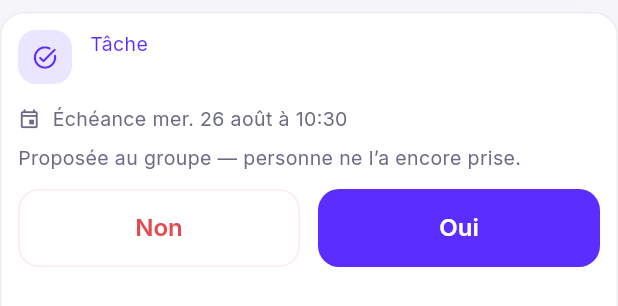
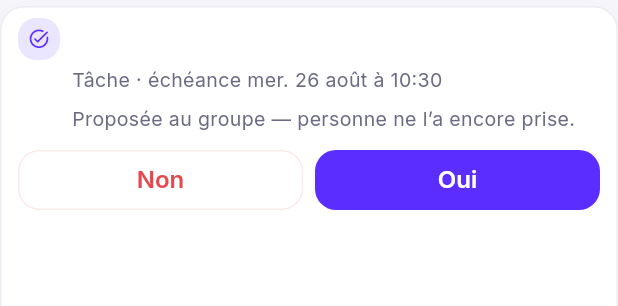
Before and after one commit to aurelienfilleur-a11y/JELVO, a Flutter app: the MessageCardTile widget shown alone on an empty page, opened directly with empty values, on a phone screen of 412 x 824 dp. Shown: the top 306 px of the screen. Run offline on Flutter 3.47's test engine with Material 3 defaults, Android fonts, the phone set to English and light mode, and no system bars; our stand-ins replace flutter_riverpod, go_router, google_fonts, image_picker, qr_flutter, share_plus and 1 more; missing offline and left inert: dart:js_interop, mobile_scanner; accounts and stored records are empty; network calls fail.

Commit message:
Resserre la carte de conversation
Elle reste une ligne du fil, pas un écran. Trois resserrements, aucun
purement cosmétique :

- la nature de l'élément rejoint la ligne de contexte au lieu d'occuper
  sa propre ligne — « Tâche · échéance 04/08 à 18:00 » ;
- les lignes de contexte perdent leur icône : une colonne d'icônes
  coûtait une gouttière entière pour trois mots ;
- les boutons passent à 40 dp, par un `dense` sur `InvitationActions`
  plutôt qu'en redessinant une paire de boutons à côté du design system.

234 → 188 dp, un cinquième de moins, sans qu'aucune information
disparaisse.

Co-Authored-By: Claude Opus 5 <noreply@anthropic.com>
Claude-Session: https://claude.ai/code/session_016z29p5vTQZGgq4kPdV5htu

```diff
--- a/lib/core/widgets/invitation_header.dart
+++ b/lib/core/widgets/invitation_header.dart
@@ -169,6 +169,7 @@ class InvitationActions extends StatelessWidget {
     required this.onRefuser,
     required this.onAccepter,
     this.enCours = false,
+    this.dense = false,
   });
 
   final String refuser;
@@ -177,9 +178,15 @@ class InvitationActions extends StatelessWidget {
   final VoidCallback? onAccepter;
   final bool enCours;
 
+  /// Version resserrée, pour une carte posée dans un fil de conversation :
+  /// la hauteur de plein écran y pèserait plus que l'action ne vaut.
+  final bool dense;
+
   @override
   Widget build(BuildContext context) {
-    return Row(
+    return SizedBox(
+      height: dense ? 40 : null,
+      child: Row(
         children: <Widget>[
           Expanded(
             child: SecondaryButton(
@@ -188,7 +195,7 @@ class InvitationActions extends StatelessWidget {
               onPressed: enCours ? null : onRefuser,
             ),
           ),
-        AppSpacing.hGapMd,
+          dense ? AppSpacing.hGapSm : AppSpacing.hGapMd,
           Expanded(
             child: PrimaryButton(
               label: accepter,
@@ -197,6 +204,7 @@ class InvitationActions extends StatelessWidget {
             ),
           ),
         ],
+      ),
     );
   }
 }
--- a/lib/features/chat/widgets/message_card_tile.dart
+++ b/lib/features/chat/widgets/message_card_tile.dart
@@ -40,10 +40,13 @@ class _MessageCardTileState extends ConsumerState<MessageCardTile> {
     if (carte == null) return const SizedBox.shrink();
 
     return Padding(
-      padding: const EdgeInsets.symmetric(vertical: AppSpacing.sm),
+      padding: const EdgeInsets.symmetric(vertical: AppSpacing.xs),
       child: AppCard(
         onTap: carte.supprimee ? null : _ouvrirLeDetail,
-        padding: const EdgeInsets.all(AppSpacing.md),
+        padding: const EdgeInsets.symmetric(
+          horizontal: AppSpacing.md,
+          vertical: AppSpacing.sm,
+        ),
         child: switch (carte) {
           TaskCard() => _tache(carte),
           EventCardData() => _evenement(carte),
@@ -63,23 +66,22 @@ class _MessageCardTileState extends ConsumerState<MessageCardTile> {
         _Entete(
           icone: Icons.task_alt_rounded,
           couleur: AppColors.primary,
-          libelle: 'Tâche',
           titre: carte.titre,
           barre: carte.supprimee || carte.terminee,
         ),
 
-        if (carte.dueAt != null && !carte.supprimee) ...<Widget>[
-          AppSpacing.gapSm,
-          _Ligne(
-            icone: Icons.event_outlined,
-            texte:
-                'Échéance ${AppDates.shortDate(carte.dueAt!)} à '
+        if (!carte.supprimee) ...<Widget>[
+          AppSpacing.gapXs,
+          _Meta(
+            texte: carte.dueAt == null
+                ? 'Tâche'
+                : 'Tâche · échéance ${AppDates.shortDate(carte.dueAt!)} à '
                       '${AppDates.time(carte.dueAt!)}',
           ),
         ],
 
         if (carte.supprimee) ...<Widget>[
-          AppSpacing.gapSm,
+          AppSpacing.gapXs,
           const _Etat(texte: 'Cette tâche a été supprimée.'),
         ] else if (titulaire != null) ...<Widget>[
           AppSpacing.gapSm,
@@ -88,11 +90,14 @@ class _MessageCardTileState extends ConsumerState<MessageCardTile> {
           // refuse depuis son écran d'attribution : le refus reste visible
           // pour qui l'a confiée, la disparition non.
           if (carte.priseParMoi) ...<Widget>[
-            AppSpacing.gapMd,
-            SecondaryButton(
+            AppSpacing.gapSm,
+            SizedBox(
+              height: 40,
+              child: SecondaryButton(
                 label: 'Me désister',
                 isDestructive: true,
                 onPressed: _enCours ? null : _seDesister,
+              ),
             ),
           ],
         ] else ...<Widget>[
@@ -104,6 +109,7 @@ class _MessageCardTileState extends ConsumerState<MessageCardTile> {
           InvitationActions(
             refuser: 'Non',
             accepter: 'Oui',
+            dense: true,
             enCours: _enCours,
             onRefuser: _passerSonTour,
             onAccepter: _prendre,
@@ -136,29 +142,25 @@ class _MessageCardTileState extends ConsumerState<MessageCardTile> {
         _Entete(
           icone: Icons.event_rounded,
           couleur: AppColors.warning,
-          libelle: 'Événement',
           titre: carte.titre,
           barre: carte.supprimee,
         ),
 
         if (carte.supprimee) ...<Widget>[
-          AppSpacing.gapSm,
+          AppSpacing.gapXs,
           const _Etat(texte: 'Cet événement a été supprimé.'),
         ] else ...<Widget>[
+          AppSpacing.gapXs,
+          _Meta(
+            texte: <String>[
+              'Événement · ${AppDates.shortDate(carte.debut)}',
+              AppDates.timeRange(carte.debut, carte.fin),
+              if (carte.lieu != null && carte.lieu!.isNotEmpty) carte.lieu!,
+            ].join(' · '),
+          ),
+          const SizedBox(height: 2),
+          _Meta(texte: carte.decompte),
           AppSpacing.gapSm,
-          _Ligne(
-            icone: Icons.schedule_rounded,
-            texte:
-                '${AppDates.shortDate(carte.debut)} · '
-                '${AppDates.timeRange(carte.debut, carte.fin)}',
-          ),
-          if (carte.lieu != null && carte.lieu!.isNotEmpty) ...<Widget>[
-            const SizedBox(height: 2),
-            _Ligne(icone: Icons.place_outlined, texte: carte.lieu!),
-          ],
-          AppSpacing.gapSm,
-          _Ligne(icone: Icons.how_to_reg_rounded, texte: carte.decompte),
-          AppSpacing.gapMd,
           ResponseButtons(
             compact: true,
             courante: carte.maReponse,
@@ -254,14 +256,12 @@ class _Entete extends StatelessWidget {
   const _Entete({
     required this.icone,
     required this.couleur,
-    required this.libelle,
     required this.titre,
     required this.barre,
   });
 
   final IconData icone;
   final Color couleur;
-  final String libelle;
   final String titre;
 
   /// Titre barré : supprimé ou terminé. Le garder lisible vaut mieux que de
@@ -271,37 +271,27 @@ class _Entete extends StatelessWidget {
   @override
   Widget build(BuildContext context) {
     return Row(
-      crossAxisAlignment: CrossAxisAlignment.start,
       children: <Widget>[
         Container(
-          width: 36,
-          height: 36,
+          width: 28,
+          height: 28,
           decoration: BoxDecoration(
             color: couleur.withValues(alpha: 0.12),
             borderRadius: AppRadii.fieldRadius,
           ),
-          child: Icon(icone, size: 18, color: couleur),
+          child: Icon(icone, size: 15, color: couleur),
         ),
-        AppSpacing.hGapMd,
+        AppSpacing.hGapSm,
         Expanded(
-          child: Column(
-            crossAxisAlignment: CrossAxisAlignment.start,
-            children: <Widget>[
-              Text(
-                libelle,
-                style: AppTypography.caption.copyWith(color: couleur),
-              ),
-              const SizedBox(height: 2),
-              Text(
+          child: Text(
             titre,
-                style: AppTypography.h3.copyWith(
+            style: AppTypography.body.copyWith(
+              fontWeight: AppTypography.semiBold,
               decoration: barre ? TextDecoration.lineThrough : null,
               color: barre ? AppColors.textSecondary : AppColors.midnight,
             ),
             maxLines: 2,
             overflow: TextOverflow.ellipsis,
-              ),
-            ],
           ),
         ),
       ],
@@ -309,29 +299,26 @@ class _Entete extends StatelessWidget {
   }
 }
 
-class _Ligne extends StatelessWidget {
-  const _Ligne({required this.icone, required this.texte});
+/// Le contexte de la carte, en une ligne : sa nature, sa date, son lieu.
+///
+/// Sans icône, et alignée sous le titre plutôt que sous le badge : une colonne
+/// d'icônes coûtait une gouttière entière pour trois mots, et la carte tient
+/// dans un fil de conversation, pas sur un écran.
+class _Meta extends StatelessWidget {
+  const _Meta({required this.texte});
 
-  final IconData icone;
   final String texte;
 
   @override
-  Widget build(BuildContext context) {
-    return Row(
-      children: <Widget>[
-        Icon(icone, size: 15, color: AppColors.textSecondary),
-        AppSpacing.hGapSm,
-        Expanded(
+  Widget build(BuildContext context) => Padding(
+    padding: const EdgeInsets.only(left: 36),
     child: Text(
       texte,
       style: AppTypography.caption,
       maxLines: 1,
       overflow: TextOverflow.ellipsis,
     ),
-        ),
-      ],
   );
-  }
 }
 
 /// Un mot sur l'état de la carte, en gris : ce n'est pas une donnée de
@@ -342,9 +329,12 @@ class _Etat extends StatelessWidget {
   final String texte;
 
   @override
-  Widget build(BuildContext context) => Text(
+  Widget build(BuildContext context) => Padding(
+    padding: const EdgeInsets.only(left: 36),
+    child: Text(
       texte,
       style: AppTypography.caption.copyWith(color: AppColors.textSecondary),
+    ),
   );
 }
 
@@ -361,13 +351,14 @@ class _Titulaire extends StatelessWidget {
       children: <Widget>[
         AvatarImage(
           data: AvatarData(name: personne.name, imageUrl: personne.avatarUrl),
-          size: 28,
+          size: 24,
         ),
         AppSpacing.hGapSm,
         Expanded(
           child: Text(
             phrase,
-            style: AppTypography.body.copyWith(
+            style: AppTypography.caption.copyWith(
+              color: AppColors.midnight,
               fontWeight: AppTypography.semiBold,
             ),
             maxLines: 2,
```
Also changed, not shown: 1 other file. Lines whose indentation alone changed are shown as unchanged.
